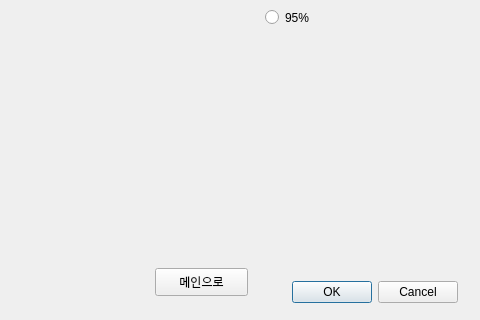
Old version of the form Second.ui in the repository SongHyungJin/GraduationProject; both pictures show x 465 to 945 and y 382 to 702 of the 945 by 702 pixel window.
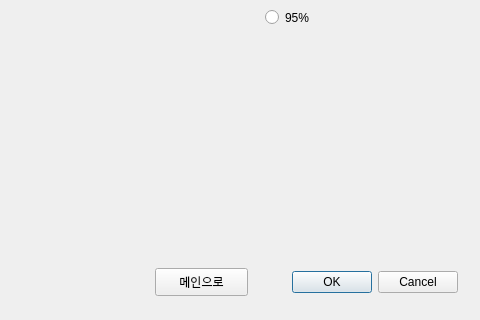
New version of the form.

Patch:
```diff
--- a/Second.ui
+++ b/Second.ui
@@ -114,7 +114,7 @@
    <property name="geometry">
     <rect>
      <x>730</x>
-     <y>660</y>
+     <y>650</y>
      <width>193</width>
      <height>28</height>
     </rect>
```
Left out of the diff: 2 changed lines with no effect on the pictures.
